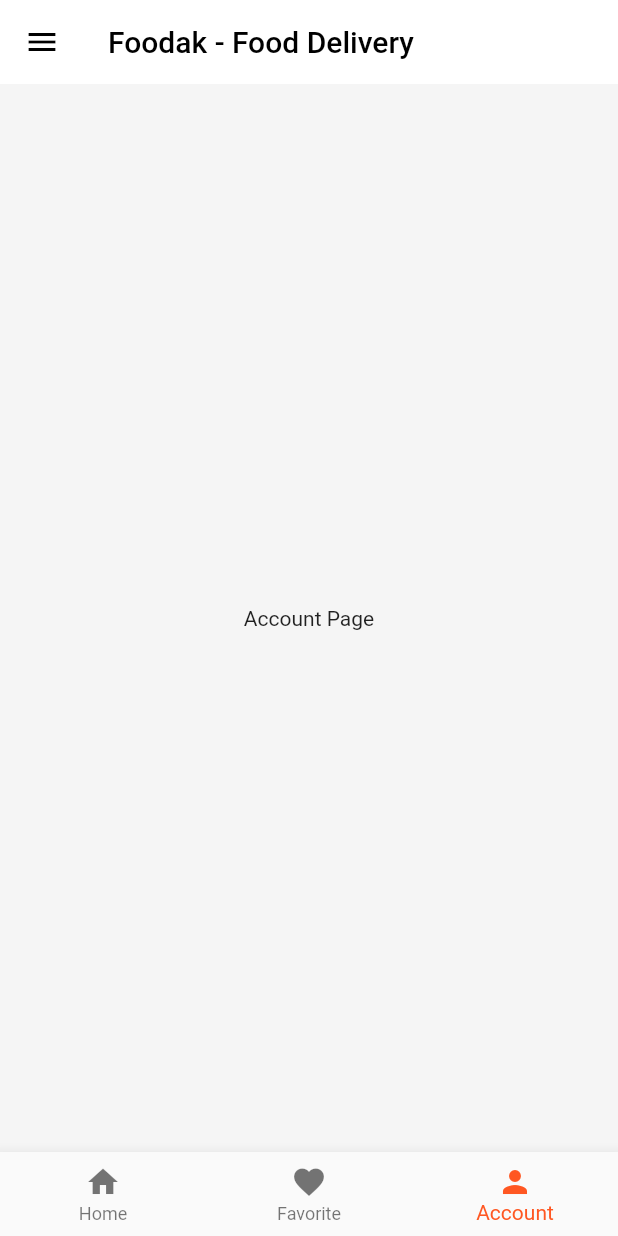
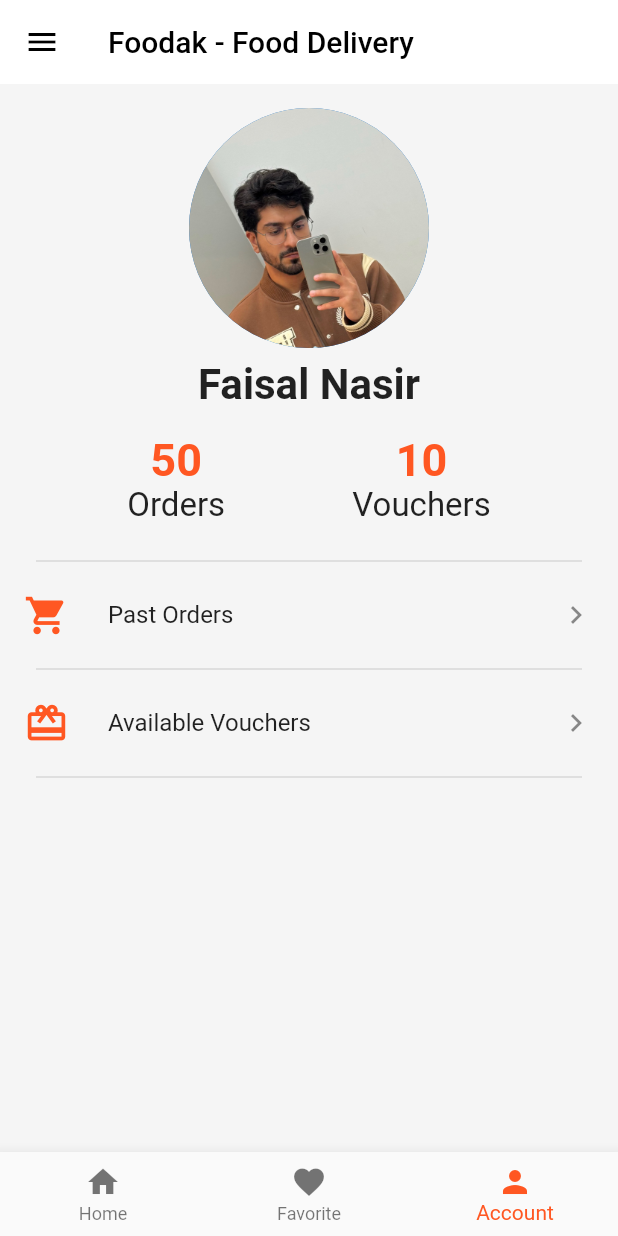
Before and after one commit to Fnmghaithi/food_delivery_app, a Flutter app: the screen it shows after launch, item 3 of the bottom bar chosen, on a phone screen of 412 x 824 dp. Run offline on Flutter 3.47's test engine with Material 3 defaults, Android fonts, the phone set to English and light mode, and no system bars; network calls fail.

Commit message:
Created Account page.

```diff
--- /dev/null
+++ b/lib/screens/account_page.dart
@@ -0,0 +1,107 @@
+import 'package:flutter/material.dart';
+import 'package:flutter/widgets.dart';
+
+class AccountPage extends StatelessWidget {
+  const AccountPage({super.key});
+
+  Widget accountItem({required int counter, required String title}) {
+    return Column(
+      children: [
+        Text(
+          counter.toString(),
+          style: const TextStyle(
+            fontSize: 30,
+            fontWeight: FontWeight.w600,
+            color: Colors.deepOrange,
+          ),
+        ),
+        Text(
+          title,
+          style: const TextStyle(
+            fontSize: 22,
+          ),
+        ),
+      ],
+    );
+  }
+
+  Widget orderListTile({
+    required String title,
+    String? subtitle,
+    required IconData leadingIcon,
+  }) {
+    return ListTile(
+      leading: Icon(
+        leadingIcon,
+        size: 30,
+        color: Colors.deepOrange,
+      ),
+      title: Text(title),
+      subtitle: subtitle != null ? Text(subtitle) : null,
+      trailing: const Icon(
+        Icons.chevron_right,
+      ),
+      onTap: () {},
+    );
+  }
+
+  @override
+  Widget build(BuildContext context) {
+    return Center(
+      child: Padding(
+        padding: const EdgeInsets.all(0.0),
+        child: Column(
+          children: [
+            const SizedBox(height: 16),
+            const CircleAvatar(
+              radius: 80,
+              backgroundImage: AssetImage('assets/images/Faisal.JPG'),
+            ),
+            const SizedBox(height: 8),
+            const Text(
+              'Faisal Nasir',
+              style: TextStyle(
+                fontSize: 28,
+                fontWeight: FontWeight.w600,
+              ),
+            ),
+            const SizedBox(height: 16),
+            Row(
+              mainAxisAlignment: MainAxisAlignment.spaceEvenly,
+              children: [
+                accountItem(counter: 50, title: 'Orders'),
+                accountItem(counter: 10, title: 'Vouchers'),
+              ],
+            ),
+            const SizedBox(height: 16),
+            const Divider(
+              thickness: 1,
+              indent: 24,
+              endIndent: 24,
+            ),
+            orderListTile(
+              title: 'Past Orders',
+              // subtitle: 'Here you find your past orders',
+              leadingIcon: Icons.shopping_cart,
+            ),
+            const Divider(
+              thickness: 1,
+              indent: 24,
+              endIndent: 24,
+            ),
+            orderListTile(
+              title: 'Available Vouchers',
+              // subtitle: 'Here you find your past orders',
+              leadingIcon: Icons.card_giftcard,
+            ),
+            const Divider(
+              thickness: 1,
+              indent: 24,
+              endIndent: 24,
+            ),
+          ],
+        ),
+      ),
+    );
+  }
+}
--- a/lib/screens/bottom_navbar_screen.dart
+++ b/lib/screens/bottom_navbar_screen.dart
@@ -1,4 +1,5 @@
 import 'package:flutter/material.dart';
+import 'package:food_delivery/screens/account_page.dart';
 import 'package:food_delivery/screens/favorites_page.dart';
 import 'package:food_delivery/screens/home_page.dart';
 
@@ -21,9 +22,7 @@ class _BottomNavbarScreenState extends State<BottomNavbarScreen> {
   List<Widget> bodyOptions = const [
     HomePage(),
     FavoritesPage(),
-    Center(
-      child: Text('Account Page'),
-    ),
+    AccountPage(),
   ];
 
   @override
--- a/lib/screens/favorites_page.dart
+++ b/lib/screens/favorites_page.dart
@@ -16,7 +16,25 @@ class _FavoritesPageState extends State<FavoritesPage> {
     return SingleChildScrollView(
       child: Padding(
         padding: const EdgeInsets.all(16.0),
+        child: foodItems.where((element) => element.isFavorite).isEmpty
+            ? Center(
                 child: Column(
+                  children: [
+                    Image.asset(
+                      'assets/images/empty_state.png',
+                      height: 350,
+                      fit: BoxFit.cover,
+                    ),
+                    const Text(
+                      'No Favorite items yet',
+                      style: TextStyle(
+                        fontSize: 22,
+                      ),
+                    ),
+                  ],
+                ),
+              )
+            : Column(
                 children: foodItems
                     .where((element) => element.isFavorite)
                     .map(
@@ -25,8 +43,8 @@ class _FavoritesPageState extends State<FavoritesPage> {
                         onFoodItemPressed: () {
                           final foodItemIndex = foodItems.indexOf(foodItem);
                           setState(() {
-                      foodItems[foodItemIndex] =
-                          foodItems[foodItemIndex].copyWith(isFavorite: false);
+                            foodItems[foodItemIndex] = foodItems[foodItemIndex]
+                                .copyWith(isFavorite: false);
                           });
                         },
                       ),
```
Also changed, not shown: assets/images/Faisal.JPG (added), assets/images/tarek.jpeg (deleted). Lines whose indentation alone changed are shown as unchanged.
